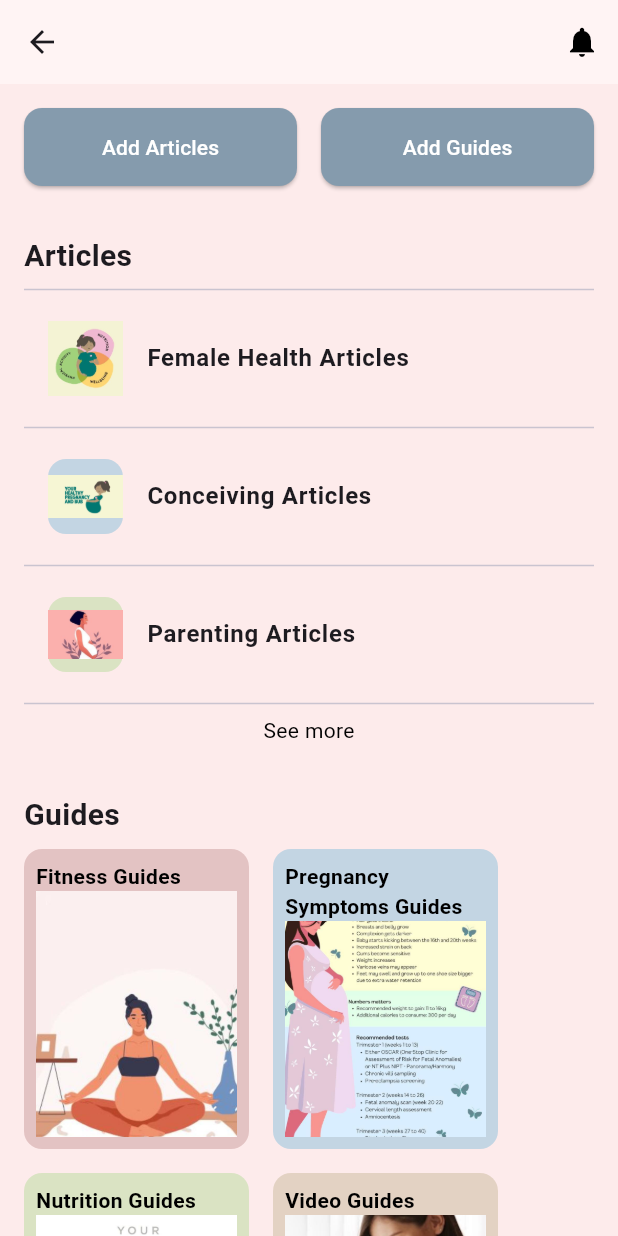
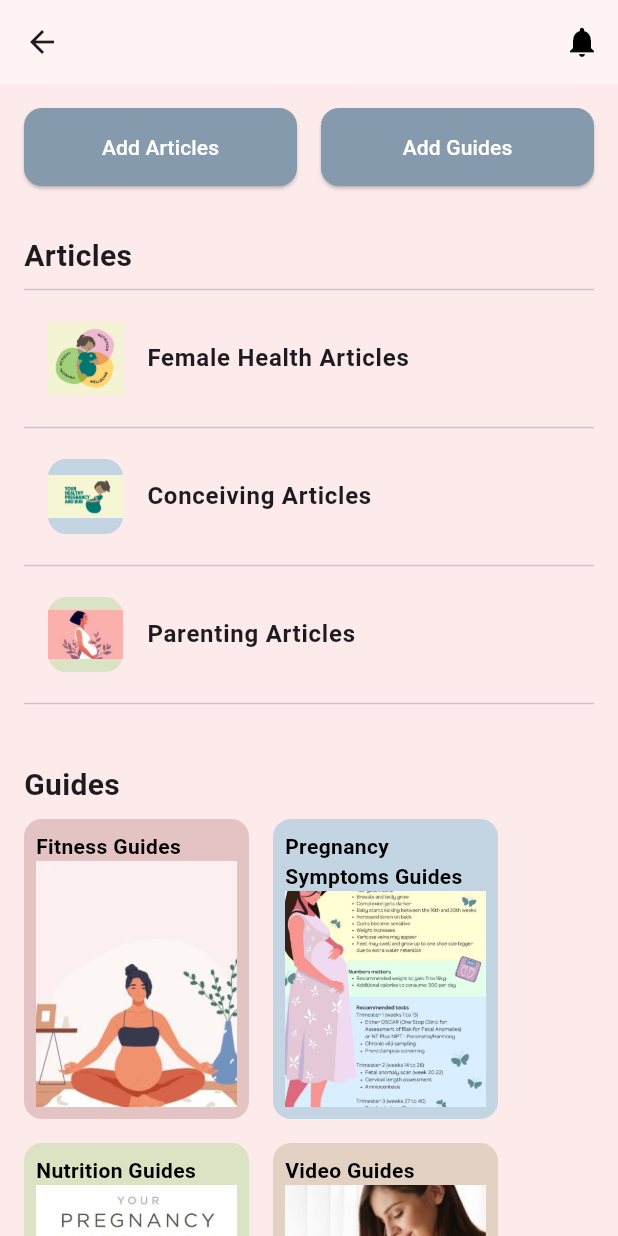
Before and after one commit to matthewnml/CSCI321-fyp, a Flutter app: the HomePageContent screen opened directly with empty values, on a phone screen of 412 x 824 dp. Run offline on Flutter 3.47's test engine with Material 3 defaults, Android fonts, the phone set to English and light mode, and no system bars; our stand-ins replace cloud_firestore, firebase_auth, firebase_core, fl_chart, shared_preferences, table_calendar; missing offline and left inert: health; accounts and stored records are empty.

Commit message:
lx update 15 aug 2

```diff
--- a/pregnancy/lib/UI_1/home_special.dart
+++ b/pregnancy/lib/UI_1/home_special.dart
@@ -206,7 +206,6 @@ class HomePageContent extends StatelessWidget {
             'Parenting Articles',
             const Color(0xFFDAE3C3),
             'assets/article3.jpg',
-            child: const Text('See more', style: TextStyle(color: Color(0xFF000000))),
           ),
         ),
       ],
```
